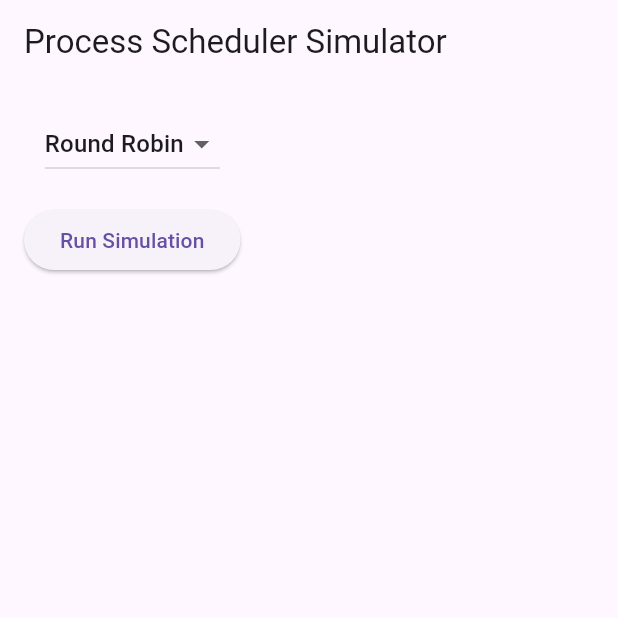
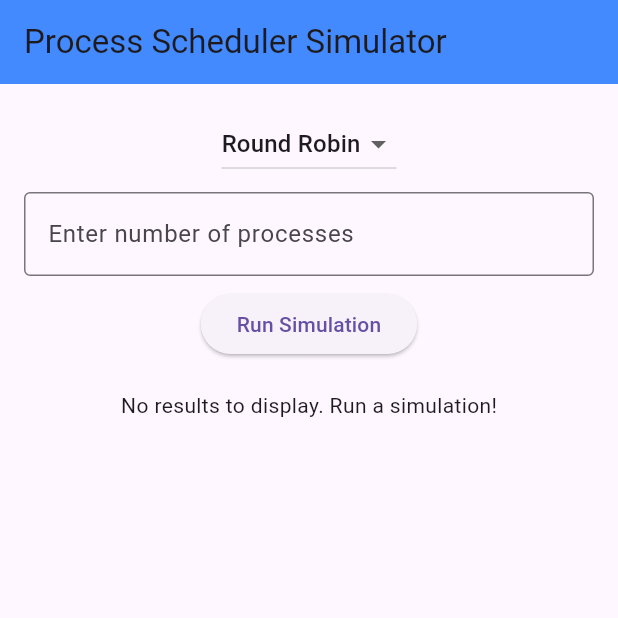
Before and after one commit to ktlawson/FinalProjectOperatingSystems, a Flutter app: the screen it shows after launch, on a phone screen of 412 x 824 dp, the top half of it. Run offline on Flutter 3.47's test engine with Material 3 defaults, Android fonts, the phone set to English and light mode, and no system bars; our stand-ins replace csv.

Commit message:
didnt work lol

```diff
--- a/lib/main.dart
+++ b/lib/main.dart
@@ -13,8 +13,8 @@
   @override
   Widget build(BuildContext context) {
     return MaterialApp(
+      home: SchedulerScreen(),
       debugShowCheckedModeBanner: false,
-      home: SchedulerScreen(),
     );
   }
 }
@@ -26,9 +26,10 @@
 
 class _SchedulerScreenState extends State<SchedulerScreen> {
   List<Process> processes = [];
+  List<List<String>> results = []; // Store simulation results
   String selectedStrategy = 'Round Robin';
   final strategies = ['Round Robin', 'Priority', 'SJF'];
-  List<List<String>> results = [];
+  final TextEditingController _controller = TextEditingController();
 
   void generateProcesses(int count) {
     processes = List.generate(
@@ -44,10 +45,13 @@
   void runSimulation() {
     final scheduler = Scheduler(processes, strategy: selectedStrategy);
     scheduler.simulate(2); // Assume time slice of 2 units
+
+    // Store results in the state
     setState(() {
       results = scheduler.getSimulationResults();
     });
 
+    // Export the results to CSV
     exportToCsv(
       [['ID', 'Time Required', 'Time Allocated', 'Priority']] + results,
       'simulation_results',
@@ -57,7 +61,8 @@
   @override
   Widget build(BuildContext context) {
     return Scaffold(
-      appBar: AppBar(title: const Text('Process Scheduler Simulator')),
+      appBar: AppBar(title: const Text('Process Scheduler Simulator'),
+                    backgroundColor: Colors.blueAccent,),
       body: Padding(
         padding: const EdgeInsets.all(16.0),
         child: Column(
@@ -76,43 +81,51 @@
                 );
               }).toList(),
             ),
-            const SizedBox(height: 16),
+            const SizedBox(height: 8),
+            TextField(
+              controller: _controller,
+              keyboardType: TextInputType.number,
+              decoration: const InputDecoration(
+                labelText: 'Enter number of processes',
+                border: OutlineInputBorder(),
+              ),
+            ),
+            const SizedBox(height: 8),
             ElevatedButton(
               onPressed: () {
-                generateProcesses(5); // Generate 5 processes
+                int count = int.tryParse(_controller.text) ?? 0;
+                generateProcesses(count); // Generate 5 processes
                 runSimulation();
                 ScaffoldMessenger.of(context).showSnackBar(
-                  const SnackBar(content: Text('Simulation completed.')),
+                  const SnackBar(content: Text('Simulation completed!')),
                 );
               },
               child: const Text('Run Simulation'),
             ),
-            const SizedBox(height: 16),
-            if (results.isNotEmpty) Expanded(child: buildResultsTable()),
+            const SizedBox(height: 20),
+            // Display Results in DataTable
+            Expanded(
+              child: results.isNotEmpty
+                  ? DataTable(
+                      columns: const [
+                        DataColumn(label: Text('ID')),
+                        DataColumn(label: Text('Time Required')),
+                        DataColumn(label: Text('Time Allocated')),
+                        DataColumn(label: Text('Priority')),
+                      ],
+                      rows: results.map((result) {
+                        return DataRow(
+                          cells: result.map((cell) {
+                            return DataCell(Text(cell.toString()));
+                          }).toList(),
+                        );
+                      }).toList(),
+                    )
+                  : const Text('No results to display. Run a simulation!'),
+            ),
           ],
         ),
       ),
     );
   }
-
-  Widget buildResultsTable() {
-    return SingleChildScrollView(
-      scrollDirection: Axis.vertical,
-      child: DataTable(
-        columns: const [
-          DataColumn(label: Text('ID')),
-          DataColumn(label: Text('Time Required')),
-          DataColumn(label: Text('Time Allocated')),
-          DataColumn(label: Text('Priority')),
-        ],
-        rows: results
-            .map(
-              (row) => DataRow(
-                cells: row.map((cell) => DataCell(Text(cell.toString()))).toList(),
-              ),
-            )
-            .toList(),
-      ),
-    );
-  }
 }
```
